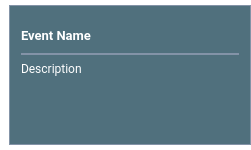
Old version of the form src/app/gui/forms/widgeteventitem.ui in the repository botorabi/Meet4Eat-Desktop.
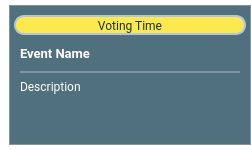
New version of the form. Icons and pictures are not drawn.

Diff of the .ui file:
```diff
--- a/src/app/gui/forms/widgeteventitem.ui
+++ b/src/app/gui/forms/widgeteventitem.ui
@@ -62,11 +62,84 @@
       <property name="sizeConstraint">
        <enum>QLayout::SetDefaultConstraint</enum>
       </property>
+      <property name="leftMargin">
+       <number>2</number>
+      </property>
       <property name="topMargin">
        <number>4</number>
       </property>
+      <property name="rightMargin">
+       <number>2</number>
+      </property>
+      <property name="bottomMargin">
+       <number>2</number>
+      </property>
+      <item>
+       <widget class="QWidget" name="widgetVotingTime" native="true">
+        <property name="minimumSize">
+         <size>
+          <width>0</width>
+          <height>20</height>
+         </size>
+        </property>
+        <property name="maximumSize">
+         <size>
+          <width>16777215</width>
+          <height>20</height>
+         </size>
+        </property>
+        <property name="styleSheet">
+         <string notr="true">#widgetVotingTime {
+  color: white;
+  background-color: rgb(252, 233, 79);
+  background: rgb(252, 233, 79);
+  border: 2px solid rgb(181,197, 217);
+  border-radius: 10px;
+}</string>
+        </property>
+        <layout class="QVBoxLayout" name="verticalLayout_5">
+         <property name="leftMargin">
+          <number>4</number>
+         </property>
+         <property name="topMargin">
+          <number>2</number>
+         </property>
+         <property name="rightMargin">
+          <number>4</number>
+         </property>
+         <property name="bottomMargin">
+          <number>2</number>
+         </property>
+         <item>
+          <widget class="QLabel" name="label">
+           <property name="font">
+            <font>
+             <family>Roboto</family>
+             <pointsize>9</pointsize>
+            </font>
+           </property>
+           <property name="styleSheet">
+            <string notr="true">color: rgb(28,52,62);</string>
+           </property>
+           <property name="text">
+            <string>Voting Time</string>
+           </property>
+           <property name="alignment">
+            <set>Qt::AlignCenter</set>
+           </property>
+          </widget>
+         </item>
+        </layout>
+       </widget>
+      </item>
       <item>
        <layout class="QVBoxLayout" name="verticalLayout" stretch="0,0,1">
+        <property name="leftMargin">
+         <number>6</number>
+        </property>
+        <property name="rightMargin">
+         <number>6</number>
+        </property>
         <item>
          <layout class="QHBoxLayout" name="horizontalLayout_2" stretch="1,0,0,0,0">
           <item>
```
